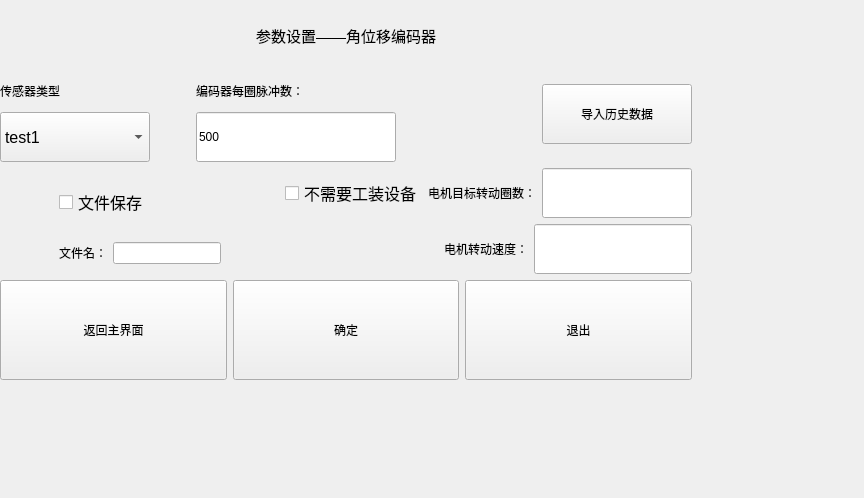
Qt form ui_param/paramwin_angleencoder.ui (Dirck-YHP/Proj_sensor_detect) before a commit.
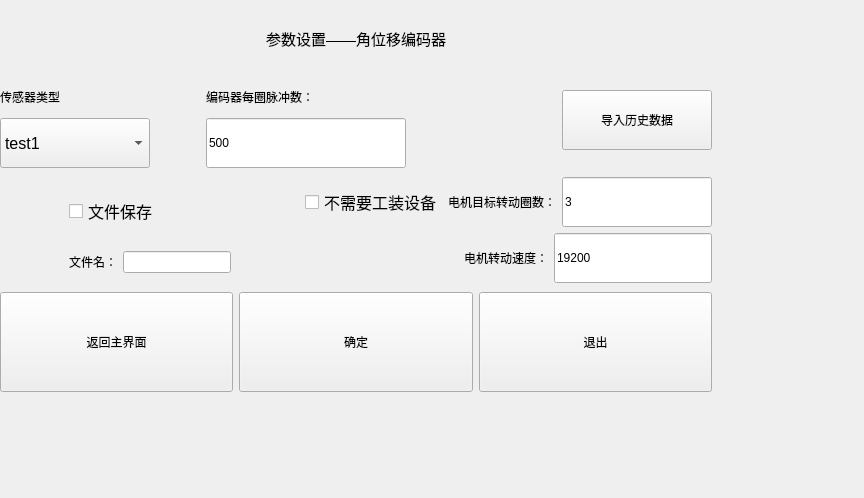
The same form after that commit.

The edit to the form file:
```diff
--- a/ui_param/paramwin_angleencoder.ui
+++ b/ui_param/paramwin_angleencoder.ui
@@ -13,7 +13,15 @@
   <property name="windowTitle">
    <string>参数设置_角位移编码器</string>
   </property>
-  <widget class="QWidget" name="">
+  <widget class="QWidget" name="layoutWidget">
+   <property name="geometry">
+    <rect>
+     <x>0</x>
+     <y>0</y>
+     <width>712</width>
+     <height>396</height>
+    </rect>
+   </property>
    <layout class="QVBoxLayout" name="verticalLayout_4">
     <item>
      <widget class="QLabel" name="label">
@@ -309,7 +317,7 @@
              </size>
             </property>
             <property name="text">
-             <string/>
+             <string>3</string>
             </property>
            </widget>
           </item>
@@ -358,7 +366,7 @@
              </size>
             </property>
             <property name="text">
-             <string/>
+             <string>19200</string>
             </property>
            </widget>
           </item>
```
